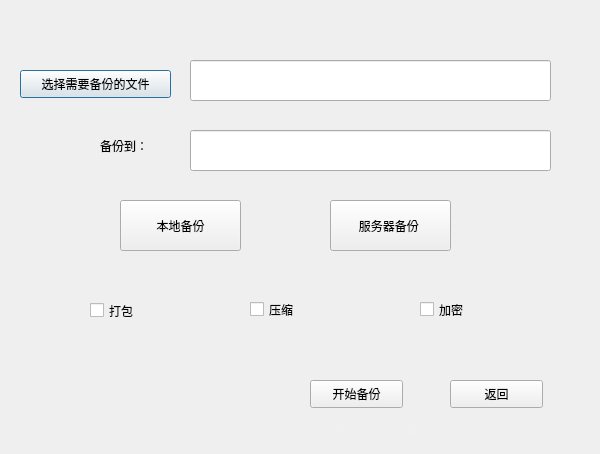
Qt form dialog_backup.ui (Wuroborus/8848TitaniumCloud) before a commit.
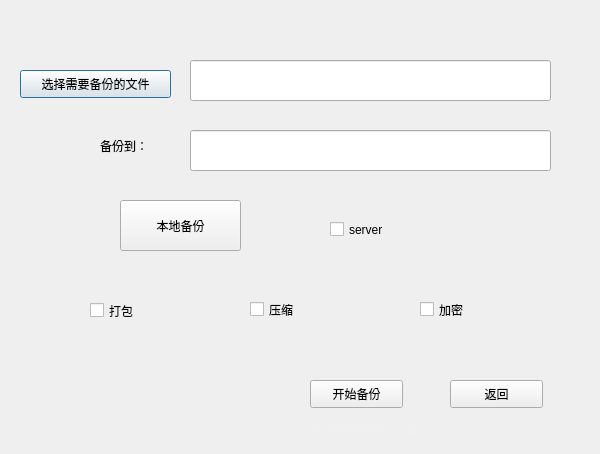
The same form after that commit.

```diff
--- a/dialog_backup.ui
+++ b/dialog_backup.ui
@@ -39,19 +39,6 @@
     <string>本地备份</string>
    </property>
   </widget>
-  <widget class="QPushButton" name="pushButton_3">
-   <property name="geometry">
-    <rect>
-     <x>330</x>
-     <y>200</y>
-     <width>121</width>
-     <height>51</height>
-    </rect>
-   </property>
-   <property name="text">
-    <string>服务器备份 </string>
-   </property>
-  </widget>
   <widget class="QCheckBox" name="checkBox">
    <property name="geometry">
     <rect>
@@ -181,6 +168,19 @@
     <string>文件路径选择不完整！</string>
    </property>
   </widget>
+  <widget class="QCheckBox" name="checkBox_4">
+   <property name="geometry">
+    <rect>
+     <x>330</x>
+     <y>220</y>
+     <width>91</width>
+     <height>19</height>
+    </rect>
+   </property>
+   <property name="text">
+    <string>server</string>
+   </property>
+  </widget>
  </widget>
  <resources/>
  <connections/>
```
